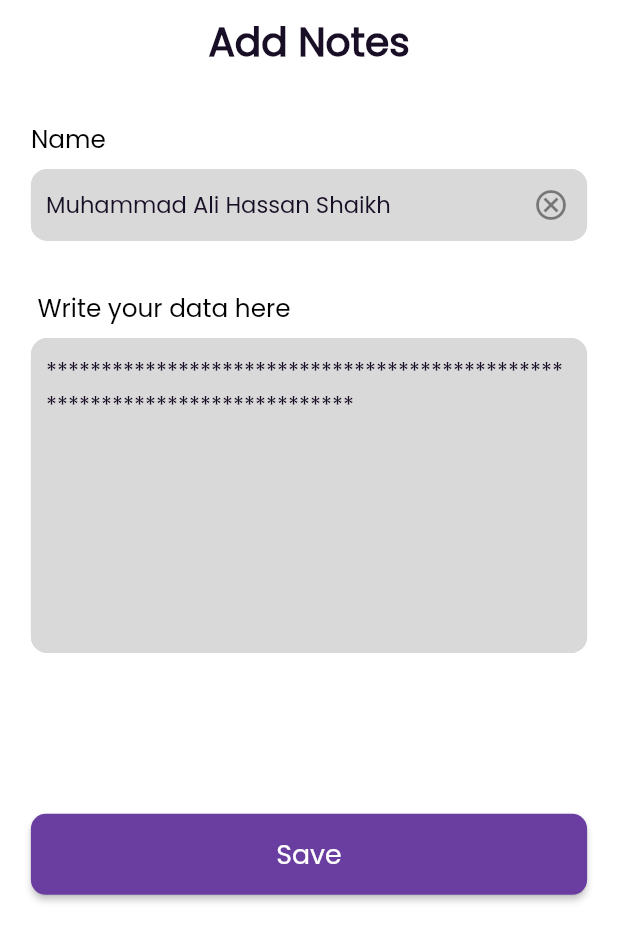
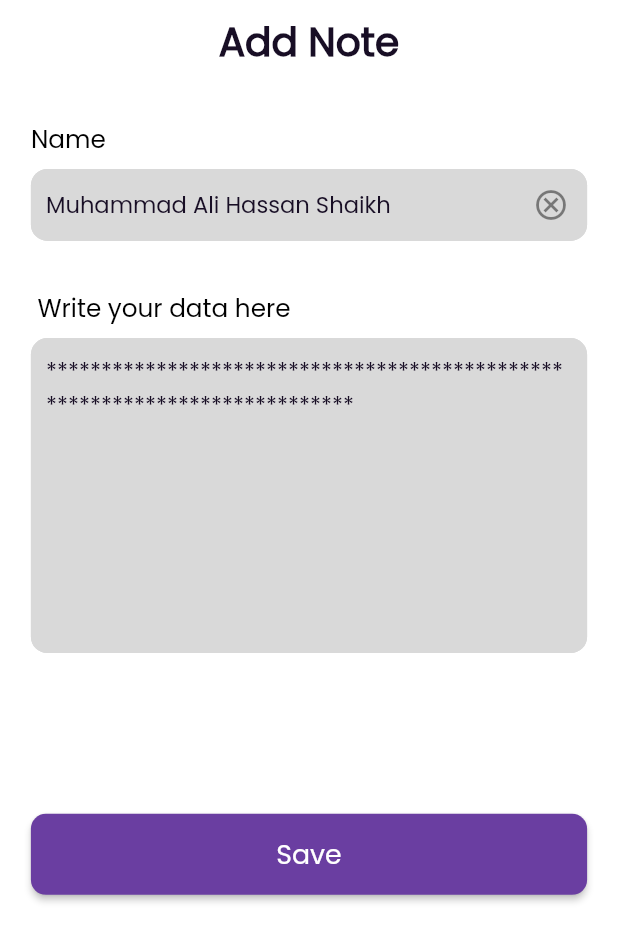
Before and after one commit to MPLectures/faiz_notes_app, a Flutter app: the HomeScreen screen opened directly, item 2 of the bottom bar chosen, after a tap on the "add" icon, on a phone screen of 412 x 824 dp. Shown: the top 942 px of the screen. Run offline on Flutter 3.47's test engine with Material 3 defaults, Android fonts, the phone set to English and light mode, and no system bars; our stand-ins replace cloud_firestore, firebase_auth, firebase_core, get, get_storage, sizer; accounts and stored records are empty; network calls fail.

Commit message:
Added CRUD

```diff
--- /dev/null
+++ b/lib/Helpers/firebase_helpers.dart
@@ -0,0 +1,13 @@
+import 'package:cloud_firestore/cloud_firestore.dart';
+import 'package:firebase_auth/firebase_auth.dart';
+
+class DbConstants {
+  static var mainRef = FirebaseFirestore.instance;
+  static var usersRef= mainRef.collection('users');
+}
+
+class AuthConstants {
+  static User? get currentUser => FirebaseAuth.instance.currentUser;
+  static bool get isUserLoggedIn => currentUser != null;
+  static String? get currentUserId => currentUser?.uid;
+}
--- a/lib/View/Screens/add_notes_home_screen.dart
+++ b/lib/View/Screens/add_notes_home_screen.dart
@@ -1,14 +1,18 @@
 import 'package:faiz_notes_app/Helpers/Constant.dart';
+import 'package:faiz_notes_app/controllers/add_note_controller.dart';
+import 'package:faiz_notes_app/models/note.dart';
 import 'package:flutter/material.dart';
 import 'package:get/get.dart';
 import 'package:sizer/sizer.dart';
+
 import '../../Custom Widgets/Custom_TextFormField.dart';
-import 'package:faiz_notes_app/controllers/add_note_controller.dart';
 
 class AddNotesScreen extends StatelessWidget {
+  Note? note;
+
   @override
   Widget build(BuildContext context) {
-    var controller = Get.put(AddNoteController());
+    var controller = Get.put(AddNoteController(note: note));
 
     return Scaffold(
       resizeToAvoidBottomInset: false,
@@ -18,14 +22,23 @@ class AddNotesScreen extends StatelessWidget {
         backgroundColor: NotesColor.whiteColor,
         elevation: 0,
         title: Text(
-          'Add Notes',
-          style: TextStyle(
-              fontFamily: 'Poppins',
-              fontWeight: FontWeight.w600,
-              fontSize: 19.sp,
-              color: NotesColor.blackColor),
+          note == null ? 'Add Note' : "Update Note",
+          style: TextStyle(fontFamily: 'Poppins', fontWeight: FontWeight.w600, fontSize: 19.sp, color: NotesColor.blackColor),
           textAlign: TextAlign.center,
         ),
+        actions: [
+          if (note != null)
+            IconButton(
+              onPressed: () async {
+                await controller.deleteNote();
+                Get.back();
+              },
+              icon: Icon(
+                Icons.delete,
+                color: Colors.black,
+              ),
+            ),
+        ],
       ),
       body: SafeArea(
         child: Padding(
@@ -104,16 +117,12 @@ class AddNotesScreen extends StatelessWidget {
                 width: double.infinity,
                 child: ElevatedButton(
                     onPressed: () {
-                      controller.saveNote();
+                      controller.saveNoteOnline();
                       Get.back();
                     },
-                    child: Text('Save',
+                    child: Text(note == null ? "Save" : "Update",
                         textAlign: TextAlign.center,
-                        style: TextStyle(
-                            fontFamily: 'Poppins',
-                            fontSize: 13.sp,
-                            fontWeight: FontWeight.w500,
-                            color: NotesColor.whiteColor)),
+                        style: TextStyle(fontFamily: 'Poppins', fontSize: 13.sp, fontWeight: FontWeight.w500, color: NotesColor.whiteColor)),
                     style: ElevatedButton.styleFrom(
                         backgroundColor: NotesColor.purpleColor,
                         shape: RoundedRectangleBorder(
@@ -126,4 +135,8 @@ class AddNotesScreen extends StatelessWidget {
       ),
     );
   }
+
+  AddNotesScreen({
+    this.note,
+  });
 }
--- a/lib/View/layouts/layout_home.dart
+++ b/lib/View/layouts/layout_home.dart
@@ -1,3 +1,4 @@
+import 'package:faiz_notes_app/View/Screens/add_notes_home_screen.dart';
 import 'package:firebase_auth/firebase_auth.dart';
 import 'package:sizer/sizer.dart';
 import 'package:flutter/material.dart';
@@ -17,7 +18,7 @@ class LayoutHome extends StatelessWidget {
         actions: [
           IconButton(
             onPressed: () {
-              controller.clearAllNotes();
+
             },
             icon: Icon(
               Icons.delete,
@@ -89,7 +90,11 @@ class LayoutHome extends StatelessWidget {
                     itemCount: controller.savedNotes.length,
                     itemBuilder: (_, index) {
                       var item = controller.savedNotes[index];
-                      return Column(
+                      return GestureDetector(
+                        onTap: (){
+                          Get.to(AddNotesScreen(note: item,));
+                        },
+                        child: Column(
                           children: [
                             Container(
                               width: double.infinity,
@@ -129,6 +134,7 @@ class LayoutHome extends StatelessWidget {
                               color: NotesColor.whiteColor,
                             ),
                           ],
+                        ),
                       );
                     },
                   ),
--- a/lib/controllers/add_note_controller.dart
+++ b/lib/controllers/add_note_controller.dart
@@ -1,12 +1,23 @@
+import 'package:faiz_notes_app/Helpers/firebase_helpers.dart';
+import 'package:faiz_notes_app/models/note.dart';
+import 'package:flutter/material.dart';
 import 'package:get/get.dart';
-import 'package:flutter/material.dart';
-import 'package:faiz_notes_app/models/note.dart';
 import 'package:get_storage/get_storage.dart';
+
 class AddNoteController extends GetxController {
-
   TextEditingController titleController = TextEditingController();
   TextEditingController messageController = TextEditingController();
+  Note? note;
 
+  @override
+  void onInit() {
+    if (note != null) {
+      titleController.text = note?.title ?? "";
+      messageController.text = note?.message ?? "";
+    }
+
+    super.onInit();
+  }
 
   void saveNote() {
     var title = titleController.text;
@@ -20,11 +31,34 @@ class AddNoteController extends GetxController {
   }
 
   void saveNoteOnline() async {
+    var title = titleController.text;
+    var message = messageController.text;
+    var id = note?.id ?? UniqueKey().toString();
 
+    var newNote = Note(id: id, title: title, message: message);
+
+    DbConstants.usersRef.doc(AuthConstants.currentUserId!).collection('notes').doc(id).set(newNote.toMap());
+
+
+    // if (note == null) {
+    //   DbConstants.usersRef.doc(AuthConstants.currentUserId!).collection('notes').doc(id).set(newNote.toMap());
+    // } else {
+    //   DbConstants.usersRef.doc(AuthConstants.currentUserId!).collection('notes').doc(id).update({"title": "updated"});
+    // }
   }
 
   static List<Note> getSavedNotes() {
     var savedMapsList = (GetStorage().read<List<dynamic>>("notes") ?? []).map((e) => e as Map<String, dynamic>).toList();
     return savedMapsList.map((e) => Note.fromMap(e)).toList();
   }
+
+  AddNoteController({
+    this.note,
+  });
+
+  Future<void> deleteNote() async {
+    if (note != null){
+      await DbConstants.usersRef.doc(AuthConstants.currentUserId!).collection('notes').doc(note!.id).delete();
+    }
+  }
 }
--- a/lib/controllers/auth_controller.dart
+++ b/lib/controllers/auth_controller.dart
@@ -1,4 +1,5 @@
 import 'package:cloud_firestore/cloud_firestore.dart';
+import 'package:faiz_notes_app/Helpers/firebase_helpers.dart';
 import 'package:faiz_notes_app/models/user.dart';
 import 'package:get/get.dart';
 import 'package:flutter/material.dart';
@@ -68,6 +69,6 @@ class AuthController extends GetxController {
   }
 
   Future<void> saveUserData(UserModel userModel) async {
-    await FirebaseFirestore.instance.collection('users').doc(userModel.id).set(userModel.toMap());
+    await DbConstants.usersRef.doc(userModel.id).set(userModel.toMap());
   }
 }
--- a/lib/controllers/home_controller.dart
+++ b/lib/controllers/home_controller.dart
@@ -1,4 +1,5 @@
 import 'package:faiz_notes_app/Helpers/base_imports.dart';
+import 'package:faiz_notes_app/Helpers/firebase_helpers.dart';
 import 'package:faiz_notes_app/controllers/add_note_controller.dart';
 import 'package:get_storage/get_storage.dart';
 import 'package:faiz_notes_app/View/Screens/login_screen.dart';
@@ -10,6 +11,10 @@ class HomeController extends GetxController {
   @override
   void onInit() {
     checkIfUserHasVerifiedEmail();
+    DbConstants.usersRef.doc(AuthConstants.currentUserId!).collection('notes').snapshots().listen((event) {
+      var docs = event.docs;
+      savedNotes.value = docs.map((e) => Note.fromMap(e.data())).toList();
+    });
     super.onInit();
   }
 
@@ -18,10 +23,10 @@ class HomeController extends GetxController {
     await Future.delayed(Duration(seconds: 2));
 
     if (FirebaseAuth.instance.currentUser?.emailVerified ?? false) {
-      savedNotes.value = AddNoteController.getSavedNotes();
-      GetStorage().listenKey('notes', (value) {
-        savedNotes.value = AddNoteController.getSavedNotes();
-      });
+      // savedNotes.value = AddNoteController.getSavedNotes();
+      // GetStorage().listenKey('notes', (value) {
+      //   savedNotes.value = AddNoteController.getSavedNotes();
+      // });
     } else {
       showDialog(
         context: Get.context!,
@@ -43,9 +48,9 @@ class HomeController extends GetxController {
     }
   }
 
-  void clearAllNotes() {
-    GetStorage().remove('notes');
-  }
+  // void clearAllNotes() {
+  //   GetStorage().remove('notes');
+  // }
 
   // HomeScreen
   var selectedIndex = 0.obs;
@@ -61,6 +66,11 @@ class HomeController extends GetxController {
     selectedIndex.value = index;
   }
 
+
+  void fetchNotesOnline() async {
+
+  }
+
 // @override
 // void onInit() {
 //
```
Also changed, not shown: lib/main.dart (+6 -7 lines). Lines whose indentation alone changed are shown as unchanged.
